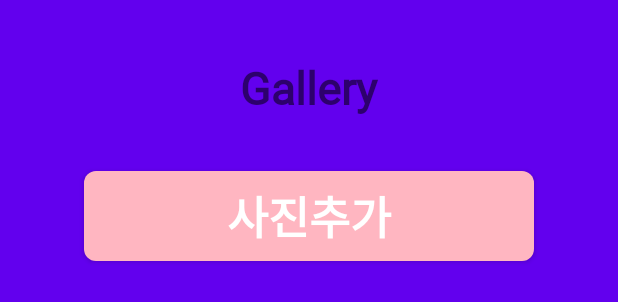
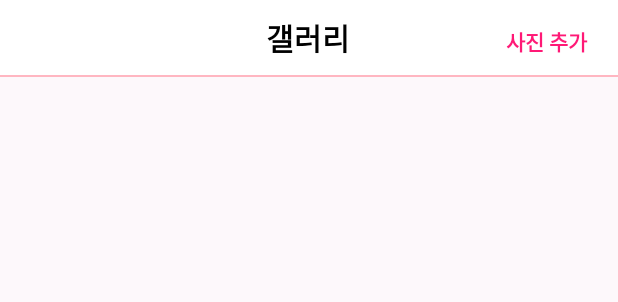
Before and after one commit to myungum/KNUSD-20202-2, an Android app: the layout activity_fragment_c2.xml on its own in the app's theme, with its tools: preview values and no code run, on a phone screen of 412 x 824 dp. Shown: the top 302 px of the screen. Run offline under Robolectric (Android 15) with nearby library versions, the phone set to English and light mode, and no system bars.

Commit message:
Toast message update

```diff
--- a/app/src/main/java/com/example/sd2020/Diary/WritediaryActivity.java
+++ b/app/src/main/java/com/example/sd2020/Diary/WritediaryActivity.java
@@ -197,6 +197,7 @@ public class WritediaryActivity extends AppCompatActivity {
             @Override
             public void onCancelled(@NonNull DatabaseError error) {
                 Log.d("일기","실패");
+                ToastText("삭제 실패");
             }
         });
 
@@ -213,6 +214,7 @@ public class WritediaryActivity extends AppCompatActivity {
 
             @Override
             public void onChildRemoved(@NonNull DataSnapshot snapshot) {
+                ToastText("삭제되었습니다");
                 Intent intent = getIntent();
                 intent.putExtra("result", "cancel");
                 setResult(RESULT_OK, intent);
@@ -226,7 +228,7 @@ public class WritediaryActivity extends AppCompatActivity {
 
             @Override
             public void onCancelled(@NonNull DatabaseError error) {
-
+                ToastText("삭제 실패");
             }
         });
 
@@ -325,7 +327,7 @@ public class WritediaryActivity extends AppCompatActivity {
             }).addOnFailureListener(new OnFailureListener() {
                 @Override
                 public void onFailure(@NonNull Exception e) {
-
+                    ToastText("업로드 실패");
                 }
             });
         }
@@ -397,6 +399,7 @@ public class WritediaryActivity extends AppCompatActivity {
 
             @Override
             public void onCancelled(@NonNull DatabaseError error) {
+                ToastText("업로드 실패");
                 Log.d("일기","실패");
             }
         });
@@ -406,6 +409,7 @@ public class WritediaryActivity extends AppCompatActivity {
         mDatabaseReference.child("Diary").child(strFamilyId).child(strId).addChildEventListener(new ChildEventListener() {
             @Override
             public void onChildAdded(@NonNull DataSnapshot snapshot, @Nullable String previousChildName) {
+                ToastText("업로드 성공");
                 Intent intent = getIntent();
                 intent.putExtra("result", "cancel");
                 setResult(RESULT_OK, intent);
@@ -414,6 +418,7 @@ public class WritediaryActivity extends AppCompatActivity {
 
             @Override
             public void onChildChanged(@NonNull DataSnapshot snapshot, @Nullable String previousChildName) {
+                ToastText("업로드 성공");
                 Intent intent = getIntent();
                 intent.putExtra("result", "cancel");
                 setResult(RESULT_OK, intent);
--- a/app/src/main/java/com/example/sd2020/Fragmentc2.java
+++ b/app/src/main/java/com/example/sd2020/Fragmentc2.java
@@ -1,16 +1,21 @@
 package com.example.sd2020;
 
+import android.app.Activity;
 import android.content.Context;
 import android.content.Intent;
 import android.content.SharedPreferences;
+import android.graphics.Point;
 import android.os.Bundle;
+import android.util.DisplayMetrics;
 import android.util.Log;
+import android.view.Display;
 import android.view.GestureDetector;
 import android.view.LayoutInflater;
 import android.view.MotionEvent;
 import android.view.View;
 import android.view.ViewGroup;
 import android.widget.Button;
+import android.widget.Toast;
 
 import androidx.annotation.NonNull;
 import androidx.annotation.Nullable;
@@ -23,6 +28,7 @@ import androidx.recyclerview.widget.RecyclerView;
 import com.example.sd2020.Diary.Article;
 import com.example.sd2020.Diary.ArticleAdapter;
 import com.example.sd2020.Diary.WritediaryActivity;
+import com.example.sd2020.Schedule.Work;
 import com.google.firebase.auth.FirebaseAuth;
 import com.google.firebase.database.DataSnapshot;
 import com.google.firebase.database.DatabaseError;
@@ -30,6 +36,7 @@ import com.google.firebase.database.DatabaseReference;
 import com.google.firebase.database.FirebaseDatabase;
 import com.google.firebase.database.ValueEventListener;
 
+import java.io.IOException;
 import java.util.ArrayList;
 
 import static android.app.Activity.RESULT_OK;
@@ -67,11 +74,12 @@ public class Fragmentc2 extends Fragment{
     @Nullable
     @Override
     public View onCreateView(@NonNull LayoutInflater inflater, @Nullable ViewGroup container, @Nullable Bundle savedInstanceState) {
-        return inflater.inflate(R.layout.activity_fragment_c2, container, false);
+        return inflater.inflate(R.layout.activity_fragment_p2, container, false);
     }
 
     public void onViewCreated(@NonNull View view, @Nullable Bundle savedInstanceState) {
         super.onViewCreated(view, savedInstanceState);
+
 
         button = (Button)getView().findViewById(R.id.button_write);
         button.setOnClickListener(new View.OnClickListener() {
@@ -122,20 +130,17 @@ public class Fragmentc2 extends Fragment{
                     intent.putExtra("id", article.getId());
                     intent.putExtra("familyId", familyId);
                     startActivityForResult(intent, ACTIVITY_CODE);
-                    //getActivity().finish();
                 }
                 catch (Exception e) {
                     Log.e("Fragmentc2", e.getMessage());
                 }
             }
-
             @Override
             public void onLongClick(View view, int position) {
-
             }
         }));
+    }
 
-    }
 
     public interface ClickListener {
         void onClick(View view, int position);
@@ -162,7 +167,6 @@ public class Fragmentc2 extends Fragment{
             });
         }
 
-
         @Override
         public boolean onInterceptTouchEvent(RecyclerView rv, MotionEvent e) {
             View child = rv.findChildViewUnder(e.getX(), e.getY());
@@ -186,6 +190,5 @@ public class Fragmentc2 extends Fragment{
         intent.putExtra("id","null");
         intent.putExtra("familyId", familyId);
         startActivityForResult(intent, ACTIVITY_CODE);
-        //getActivity().finish();
     }
 }
--- a/app/src/main/java/com/example/sd2020/Fragmentp2.java
+++ b/app/src/main/java/com/example/sd2020/Fragmentp2.java
@@ -44,9 +44,6 @@ import static android.app.Activity.RESULT_OK;
 public class Fragmentp2 extends Fragment{
     private Context mContext;
     private ArticleAdapter mAdapter;
-
-    int standardSize_X, standardSize_Y;
-    float density;
 
     private Button button;
     private RecyclerView recyclerView;
--- a/app/src/main/res/layout/activity_fragment_c2.xml
+++ b/app/src/main/res/layout/activity_fragment_c2.xml
@@ -1,55 +1,70 @@
 <?xml version="1.0" encoding="utf-8"?>
-<androidx.drawerlayout.widget.DrawerLayout
-    xmlns:android="http://schemas.android.com/apk/res/android"
-    xmlns:app="http://schemas.android.com/apk/res-auto"
-    xmlns:tools="http://schemas.android.com/tools"
+<LinearLayout xmlns:android="http://schemas.android.com/apk/res/android"
     android:layout_width="match_parent"
     android:layout_height="match_parent"
-    android:fitsSystemWindows="true"
-    android:background="@color/colorPrimary">
+    android:orientation="vertical"
+    android:background="@color/pinkWeak">
 
     <LinearLayout
         android:layout_width="match_parent"
-        android:layout_height="wrap_content"
+        android:layout_height="match_parent"
         android:layout_centerInParent="true"
-        android:orientation="vertical">
+        android:orientation="vertical"
+        android:layout_marginBottom="50dp">
 
-        <TextView
-            android:layout_width="wrap_content"
+        <LinearLayout
+            android:layout_width="match_parent"
             android:layout_height="wrap_content"
-            android:id="@+id/title_worrythrow"
-            android:layout_centerHorizontal="true"
-            android:layout_marginTop="18dp"
-            android:fontFamily="@font/womanflower"
-            android:padding="20dp"
-            android:text="Gallery"
-            android:layout_gravity="center|top"
-            android:textStyle="bold"
-            android:textSize="30dp" />
-        <Button
-            android:id="@+id/button_write"
-            android:layout_width="300dp"
-            android:layout_height="60dp"
-            android:layout_gravity="center"
-            android:layout_marginTop="15dp"
-            android:background="@drawable/edge"
-            android:fontFamily="@font/womanflower"
-            android:onClick="go_writediary"
-            android:text="사진추가"
-            android:textColor="#ffffff"
-            android:textSize="30dp"
-            android:textStyle="bold" />
+            android:background="#ffffff"
+            android:orientation="horizontal">
+
+            <TextView
+                android:id="@+id/textView9"
+                android:layout_width="0dp"
+                android:layout_height="24dp"
+                android:layout_weight="1.1" />
+
+            <TextView
+                android:id="@+id/textView8"
+                android:layout_width="0dp"
+                android:layout_weight="3"
+                android:layout_height="50dp"
+                android:gravity="center"
+                android:text="갤러리"
+                android:textColor="#000000"
+                android:textSize="20sp"
+                android:textStyle="bold" />
+
+            <Button
+                style="@style/Widget.AppCompat.Button.Borderless"
+                android:background="#ffffff"
+                android:id="@+id/button_write"
+                android:layout_width="0dp"
+                android:layout_height="40dp"
+                android:layout_weight="1"
+                android:textStyle="bold"
+                android:textColor="@color/Pink1"
+                android:text="사진 추가" />
+
+            <TextView
+                android:layout_width="0dp"
+                android:layout_height="24dp"
+                android:layout_weight="0.1" />
+        </LinearLayout>
+
+        <View
+            android:background="@color/Pink2"
+            android:layout_width="match_parent"
+            android:layout_height="1dp" />
+
         <androidx.recyclerview.widget.RecyclerView
             android:id="@+id/diary_Recycler"
+            android:background="@drawable/green_round_rectangle"
             android:layout_width="match_parent"
             android:layout_height="wrap_content"
-            android:layout_margin="15dp"
-            android:background="@drawable/green_round_rectangle"/>
-
-
+            android:layout_margin="10dp"
+            />
     </LinearLayout>
 
 
-
-
-</androidx.drawerlayout.widget.DrawerLayout>
+</LinearLayout>
```
